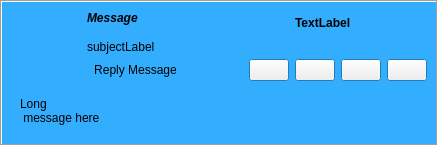
Old version of the form retroshare-gui/src/gui/feeds/MsgItem.ui in the repository RetroShare/RetroShare.
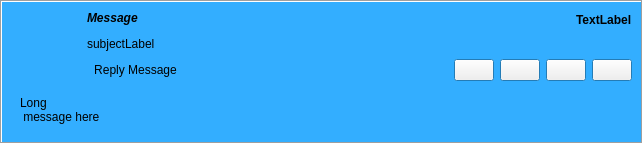
New version of the form. Icons and pictures are not drawn. Custom widgets are drawn as their Qt base class.

Commit message: Improving some layouts for the Feed Items Update Splash Image

Diff of the .ui file:
```diff
--- a/retroshare-gui/src/gui/feeds/MsgItem.ui
+++ b/retroshare-gui/src/gui/feeds/MsgItem.ui
@@ -6,8 +6,8 @@
    <rect>
     <x>0</x>
     <y>0</y>
-    <width>438</width>
-    <height>146</height>
+    <width>643</width>
+    <height>140</height>
    </rect>
   </property>
   <layout class="QGridLayout">
@@ -17,7 +17,7 @@
    <item row="0" column="0">
     <widget class="QFrame" name="frame">
      <property name="sizePolicy">
-      <sizepolicy hsizetype="Expanding" vsizetype="Preferred">
+      <sizepolicy hsizetype="Expanding" vsizetype="Fixed">
        <horstretch>0</horstretch>
        <verstretch>0</verstretch>
       </sizepolicy>
@@ -71,10 +71,7 @@
      <layout class="QGridLayout" name="gridLayout_2">
       <item row="0" column="0">
        <widget class="QFrame" name="frame_2">
-        <layout class="QGridLayout" name="gridLayout_3">
-         <property name="verticalSpacing">
-          <number>0</number>
-         </property>
+        <layout class="QGridLayout" name="gridLayout">
          <property name="margin">
           <number>0</number>
          </property>
@@ -117,7 +114,7 @@
            </property>
           </widget>
          </item>
-         <item row="0" column="2" colspan="3">
+         <item row="0" column="2">
           <spacer>
            <property name="orientation">
             <enum>Qt::Horizontal</enum>
@@ -133,7 +130,7 @@
            </property>
           </spacer>
          </item>
-         <item row="0" column="5" colspan="3">
+         <item row="0" column="3">
           <widget class="QLabel" name="timestampLabel">
            <property name="font">
             <font>
@@ -146,7 +143,7 @@
            </property>
           </widget>
          </item>
-         <item row="1" column="1" colspan="7">
+         <item row="1" column="1" colspan="2">
           <widget class="QLabel" name="subjectLabel">
            <property name="sizePolicy">
             <sizepolicy hsizetype="MinimumExpanding" vsizetype="Preferred">
@@ -162,7 +159,9 @@
            </property>
           </widget>
          </item>
-         <item row="2" column="1" colspan="2">
+         <item row="2" column="1" colspan="3">
+          <layout class="QHBoxLayout" name="horizontalLayout">
+           <item>
           <widget class="QToolButton" name="replyButton">
            <property name="focusPolicy">
             <enum>Qt::NoFocus</enum>
@@ -185,7 +184,7 @@
            </property>
           </widget>
          </item>
-         <item row="2" column="3">
+           <item>
           <spacer name="horizontalSpacer">
            <property name="orientation">
             <enum>Qt::Horizontal</enum>
@@ -198,7 +197,7 @@
            </property>
           </spacer>
          </item>
-         <item row="2" column="4">
+           <item>
           <widget class="QPushButton" name="deleteButton">
            <property name="sizePolicy">
             <sizepolicy hsizetype="Fixed" vsizetype="Fixed">
@@ -218,7 +217,7 @@
            </property>
           </widget>
          </item>
-         <item row="2" column="5">
+           <item>
           <widget class="QPushButton" name="playButton">
            <property name="sizePolicy">
             <sizepolicy hsizetype="Fixed" vsizetype="Fixed">
@@ -238,7 +237,7 @@
            </property>
           </widget>
          </item>
-         <item row="2" column="6">
+           <item>
           <widget class="QPushButton" name="expandButton">
            <property name="sizePolicy">
             <sizepolicy hsizetype="Fixed" vsizetype="Fixed">
@@ -258,7 +257,7 @@
            </property>
           </widget>
          </item>
-         <item row="2" column="7">
+           <item>
           <widget class="QPushButton" name="clearButton">
            <property name="sizePolicy">
             <sizepolicy hsizetype="Fixed" vsizetype="Fixed">
@@ -277,6 +276,8 @@
              <normaloff>:/images/close_normal.png</normaloff>:/images/close_normal.png</iconset>
            </property>
           </widget>
+           </item>
+          </layout>
          </item>
         </layout>
        </widget>
```
Lines whose indentation alone changed are shown as unchanged. The commit also changes 3 other files.
